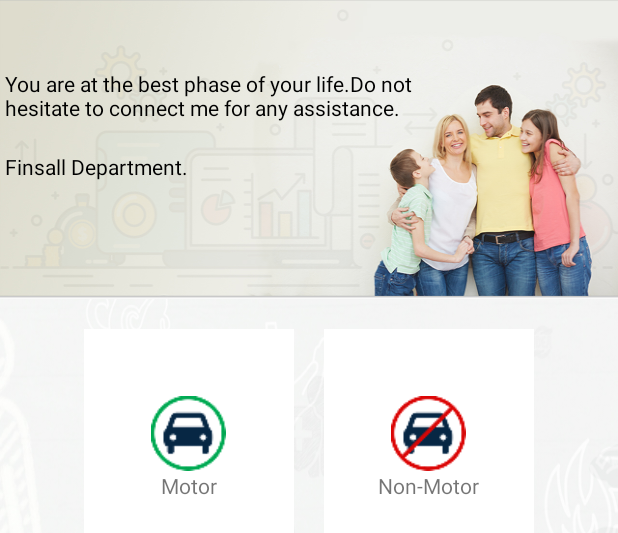
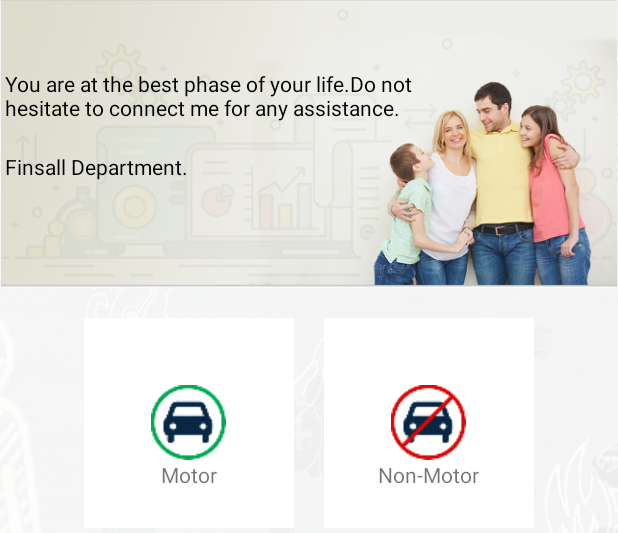
Before and after one commit to hemonnet10/Finsall_branch, an Android app: the layout activity_calculate.xml on its own in the app's theme, with its tools: preview values and no code run, on a phone screen of 412 x 824 dp. Shown: the top 533 px of the screen. Run offline under Robolectric (Android 15) with nearby library versions, the phone set to English and light mode, and no system bars.

Commit message:
UI CHANGED

```diff
--- a/app/src/main/java/com/finsall/activity/BaseActivity.java
+++ b/app/src/main/java/com/finsall/activity/BaseActivity.java
@@ -190,7 +190,7 @@ public abstract class BaseActivity extends AppCompatActivity {
 
     protected void getUserName() {
         TextView textViewUserName = (TextView) findViewById(R.id.textViewTextUserName);
-        textViewUserName.setText("Hello " + "Ram" + ",");//getData("userName")
+        textViewUserName.setText("Hello " + getData("userName") + ",");//getData("userName")
 
     }
 
--- a/app/src/main/res/layout/activity_calculate.xml
+++ b/app/src/main/res/layout/activity_calculate.xml
@@ -19,7 +19,7 @@
             android:layout_width="match_parent"
             android:layout_height="wrap_content"
             android:adjustViewBounds="true"
-            android:background="@drawable/banner"
+            app:srcCompat="@drawable/banner"
             android:scaleType="fitCenter" />
 
         <RelativeLayout
--- a/app/src/main/res/layout/activity_information.xml
+++ b/app/src/main/res/layout/activity_information.xml
@@ -20,7 +20,8 @@
             android:layout_height="wrap_content"
             android:scaleType="fitCenter"
             android:adjustViewBounds="true"
-            android:background="@drawable/banner" />
+            app:srcCompat="@drawable/banner" />
+
 
         <RelativeLayout
             android:id="@+id/relativeLayout1"
--- a/app/src/main/res/layout/activity_personal.xml
+++ b/app/src/main/res/layout/activity_personal.xml
@@ -20,7 +20,7 @@
             android:layout_height="wrap_content"
             android:scaleType="fitCenter"
             android:adjustViewBounds="true"
-            android:background="@drawable/banner" />
+            app:srcCompat="@drawable/banner" />
 
         <RelativeLayout
             android:id="@+id/relativeLayout1"
```
